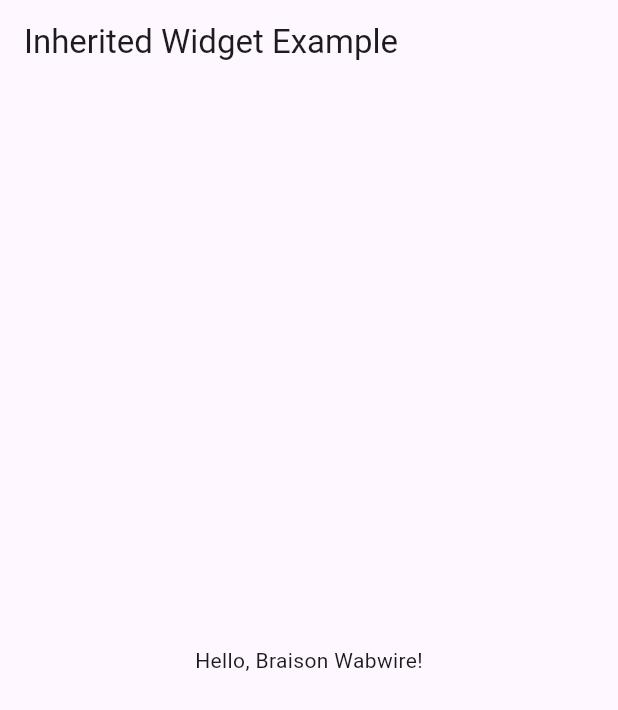
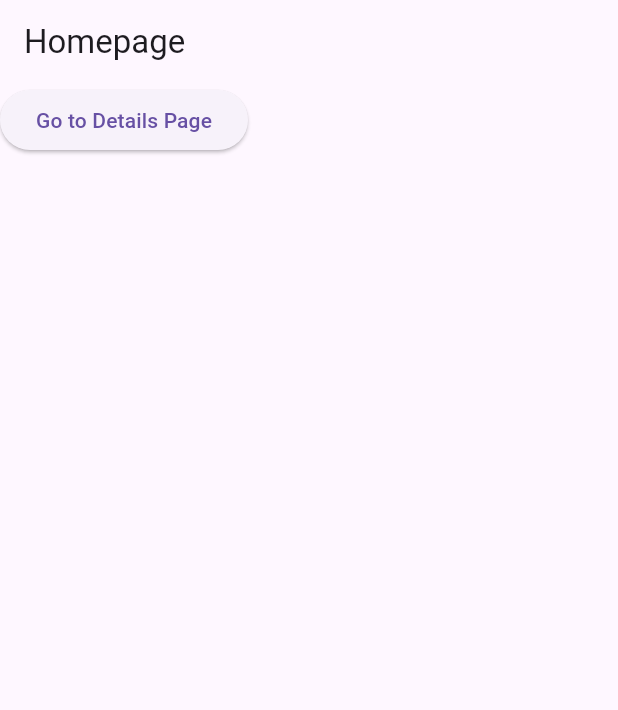
Before and after one commit to BraisonWabwire/flutter_app, a Flutter app: the screen it shows after launch, on a phone screen of 412 x 824 dp. Shown: the top 710 px of the screen. Run offline on Flutter 3.47's test engine with Material 3 defaults, Android fonts, the phone set to English and light mode, and no system bars.

```diff
--- /dev/null
+++ b/lib/DetailsPage.dart
@@ -0,0 +1,24 @@
+import 'package:flutter/cupertino.dart';
+import 'package:flutter/material.dart';
+
+class DetailsPage extends StatelessWidget {
+  const DetailsPage({super.key});
+
+  @override
+  Widget build(BuildContext context) {
+    return Scaffold(
+      appBar: AppBar(
+        title: const Text("Details Page"),
+      ),
+      body: Column(
+        children: [
+          const Text('This is the Details Page'),
+          ElevatedButton(onPressed: () {
+            Navigator.pop(context);
+          },
+          child: const Text('Go Back'),)
+        ]
+      ),
+    );
+  }
+}
--- /dev/null
+++ b/lib/homepage.dart
@@ -0,0 +1,23 @@
+import 'package:flutter/cupertino.dart';
+import 'package:flutter/material.dart';
+import 'package:flutter_app/DetailsPage.dart';
+
+class Homepage extends StatelessWidget {
+  const Homepage({super.key});
+
+  @override
+  Widget build(BuildContext context) {
+    return Scaffold(
+      appBar: AppBar(
+        title: const Text('Homepage'),
+      ),
+      body: Column(
+        children: [
+          ElevatedButton(onPressed: (){
+            Navigator.push(context,MaterialPageRoute(builder: (context) => const DetailsPage()));
+          }, child: const Text('Go to Details Page')),
+        ],
+      ),
+    );
+  }
+}
--- a/lib/main.dart
+++ b/lib/main.dart
@@ -1,58 +1,22 @@
-// Inherited widget
+// Stack navigation
+import 'package:flutter/cupertino.dart';
 import 'package:flutter/material.dart';
+import 'package:flutter_app/homepage.dart';
 
 void main() {
   runApp(const MyApp());
 }
 
-
-// Defineing inherited widget
-class UserInheritedWidget extends InheritedWidget {
-  final String username;
-
-  const UserInheritedWidget({
-    required this.username,
-    required Widget child,
-    Key? key,
-  }): super(key: key, child: child);
-
-
-  // Static method to access the inherited widget
-  static UserInheritedWidget? of(BuildContext context) {
-    return context.dependOnInheritedWidgetOfExactType<UserInheritedWidget>();
-  }
-
-  @override
-  bool updateShouldNotify(covariant UserInheritedWidget oldWidget) {
-    return oldWidget.username != username;
-  }
-}
-
 class MyApp extends StatelessWidget {
-  const MyApp({Key? key}) : super(key: key);
+  const MyApp({super.key});
 
   @override
   Widget build(BuildContext context) {
-    return UserInheritedWidget(
-      username: 'Braison Wabwire',
-      child: MaterialApp(
-        home: homePage(),
-      ),
+    return MaterialApp(
+      debugShowCheckedModeBanner: false,
+      title: 'Stack Navigation Demo',
+      home: Homepage(),
+
     );
   }
 }
-
-class homePage extends StatelessWidget {
-  @override
-  Widget build(BuildContext context) {
-    final userWidget = UserInheritedWidget.of(context);
-    return Scaffold(
-      appBar: AppBar(
-        title: Text('Inherited Widget Example'),
-      ),
-      body: Center(
-        child: Text('Hello, ${userWidget?.username ?? 'Guest'}!'),
-      ),
-    );
-  }
-}
```
